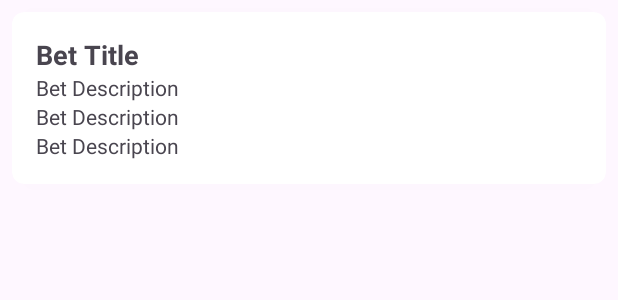
After one commit to FreddyRobert17/apuesta-total, an Android app: the layout bet_item.xml on its own in the app's theme, with its tools: preview values and no code run, on a phone screen of 412 x 824 dp. The commit adds this screen. Shown: the top 300 px of the screen. Run offline under Robolectric (Android 15) with nearby library versions, the phone set to English and light mode, and no system bars.

```diff
--- a/app/build.gradle
+++ b/app/build.gradle
@@ -41,6 +41,7 @@ dependencies {
     implementation libs.androidx.constraintlayout
     implementation libs.gson
     implementation libs.lifecycle.viewmodel.ktx
+    implementation libs.fragment.ktx
     testImplementation libs.junit
     androidTestImplementation libs.androidx.junit
     androidTestImplementation libs.androidx.espresso.core
--- a/app/src/main/java/com/app/apuestatotal/repository/BetsRepository.kt
+++ b/app/src/main/java/com/app/apuestatotal/repository/BetsRepository.kt
@@ -10,7 +10,7 @@ import com.google.gson.reflect.TypeToken
 class BetRepository(private val context: Context) {
 
     fun getBets(): List<Bet> {
-        val betsJson = loadJSONFromAsset(context, "bets.json")
+        val betsJson = loadJSONFromAsset(context, "betsHistory.json")
 
         if (betsJson != null) {
             val gson = Gson()
--- /dev/null
+++ b/app/src/main/res/layout/bet_item.xml
@@ -0,0 +1,46 @@
+<?xml version="1.0" encoding="utf-8"?>
+<androidx.cardview.widget.CardView xmlns:android="http://schemas.android.com/apk/res/android"
+    xmlns:card_view="http://schemas.android.com/apk/res-auto"
+    android:layout_width="match_parent"
+    android:layout_height="wrap_content"
+    android:layout_margin="8dp"
+    card_view:cardCornerRadius="8dp"
+    card_view:cardElevation="4dp">
+
+    <LinearLayout
+        android:layout_width="match_parent"
+        android:layout_height="wrap_content"
+        android:orientation="vertical"
+        android:padding="16dp">
+
+        <TextView
+            android:id="@+id/betGameNumber"
+            android:layout_width="wrap_content"
+            android:layout_height="wrap_content"
+            android:text="Bet Title"
+            android:textSize="18sp"
+            android:textStyle="bold" />
+
+        <TextView
+            android:id="@+id/betCreatedDate"
+            android:layout_width="wrap_content"
+            android:layout_height="wrap_content"
+            android:text="Bet Description"
+            android:textSize="14sp" />
+
+        <TextView
+            android:id="@+id/betStatus"
+            android:layout_width="wrap_content"
+            android:layout_height="wrap_content"
+            android:text="Bet Description"
+            android:textSize="14sp" />
+
+        <TextView
+            android:id="@+id/betWager"
+            android:layout_width="wrap_content"
+            android:layout_height="wrap_content"
+            android:text="Bet Description"
+            android:textSize="14sp" />
+
+    </LinearLayout>
+</androidx.cardview.widget.CardView>
--- a/app/src/main/res/layout/fragment_bets_history.xml
+++ b/app/src/main/res/layout/fragment_bets_history.xml
@@ -5,10 +5,10 @@
     android:layout_height="match_parent"
     tools:context=".features.betsList.BetsHistoryFragment">
 
-    <!-- TODO: Update blank fragment layout -->
-    <TextView
+    <androidx.recyclerview.widget.RecyclerView
+        android:id="@+id/recyclerViewBets"
         android:layout_width="match_parent"
         android:layout_height="match_parent"
-        android:text="@string/hello_blank_fragment" />
+        android:layout_margin="8dp"/>
 
 </FrameLayout>
--- a/build.gradle
+++ b/build.gradle
@@ -1,5 +1,5 @@
 // Top-level build file where you can add configuration options common to all sub-projects/modules.
 plugins {
-alias(libs.plugins.androidApplication) apply false
+    alias(libs.plugins.androidApplication) apply false
     alias(libs.plugins.jetbrainsKotlinAndroid) apply false
 }
--- a/gradle/libs.versions.toml
+++ b/gradle/libs.versions.toml
@@ -11,6 +11,7 @@ activity = "1.8.0"
 constraintlayout = "2.1.4"
 gson = "2.8.8"
 lifecycle-viewmodel-ktx= "2.5.1"
+fragment-ktx = "1.6.2"
 
 [libraries]
 androidx-core-ktx = { group = "androidx.core", name = "core-ktx", version.ref = "coreKtx" }
@@ -23,6 +24,7 @@ androidx-activity = { group = "androidx.activity", name = "activity", version.re
 androidx-constraintlayout = { group = "androidx.constraintlayout", name = "constraintlayout", version.ref = "constraintlayout" }
 gson = { group = "com.google.code.gson", name = "gson", version.ref = "gson" }
 lifecycle-viewmodel-ktx = { group = "androidx.lifecycle", name = "lifecycle-viewmodel-ktx", version.ref = "lifecycle-viewmodel-ktx" }
+fragment-ktx = { group = "androidx.fragment", name = "fragment-ktx", version.ref = "fragment-ktx" }
 
 [plugins]
 androidApplication = { id = "com.android.application", version.ref = "agp" }
```
Also changed, not shown: app/src/main/AndroidManifest.xml (+4 -3 lines), app/src/main/java/com/app/apuestatotal/adapters/BetAdapter.kt (added, +34 -0 lines), app/src/main/java/com/app/apuestatotal/features/betsList/BetsHistoryActivity.kt (+6 -4 lines), app/src/main/java/com/app/apuestatotal/features/betsList/BetsHistoryFragment.kt (+47 -4 lines), app/src/main/java/com/app/apuestatotal/features/betsList/BetsListViewModel.kt (+10 -0 lines), app/src/main/java/com/app/apuestatotal/features/betsList/BetsListViewModelFactory.kt (added, +15 -0 lines), app/src/main/res/layout/activity_bets_history.xml (+9 -0 lines).
